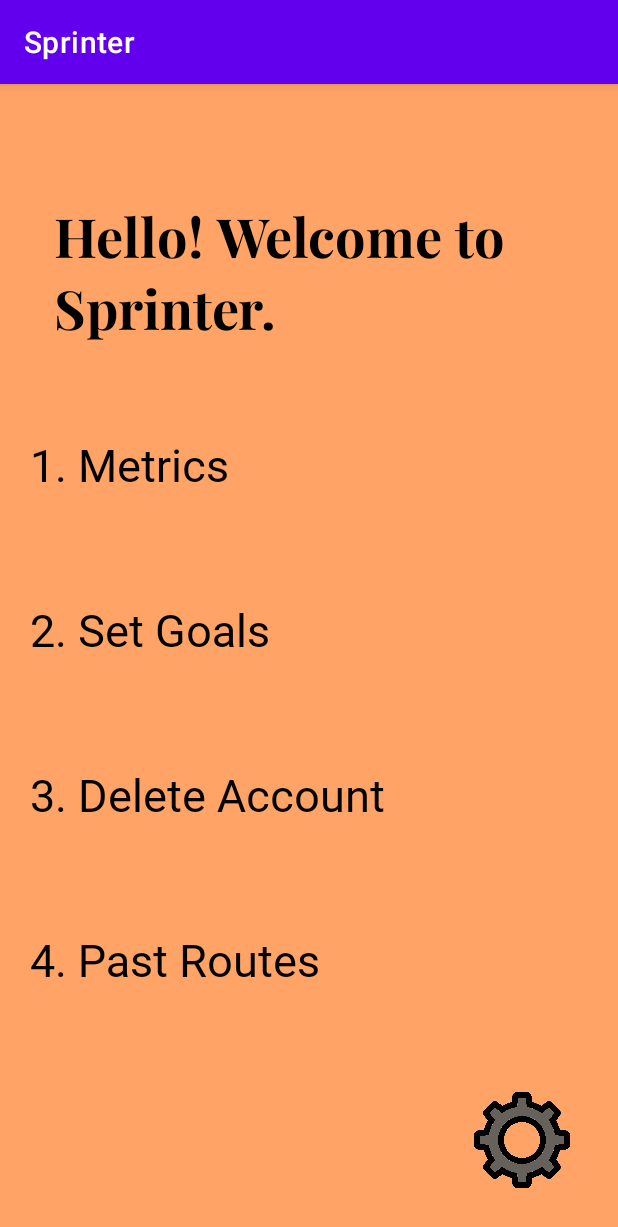
After one commit to CSE-5236-Mobile-Dev/Sprinter, an Android app: the fragment SettingsFragment placed in its activity, on a phone screen of 412 x 824 dp. The commit adds this screen. Shown: the top 1227 px of the screen. Run offline under Robolectric (Android 15) with nearby library versions, the phone set to English and light mode, and no system bars.

Commit message:
Settings Page Working

```diff
--- a/Sprinter/app/src/main/AndroidManifest.xml
+++ b/Sprinter/app/src/main/AndroidManifest.xml
@@ -12,6 +12,9 @@
         android:theme="@style/Theme.Sprinter"
         tools:targetApi="31">
         <activity
+            android:name=".RunActivity"
+            android:exported="false" />
+        <activity
             android:name=".MainActivity"
             android:exported="true">
             <intent-filter>
--- a/Sprinter/app/src/main/java/com/pearlsea/sprinter/MainActivity.java
+++ b/Sprinter/app/src/main/java/com/pearlsea/sprinter/MainActivity.java
@@ -11,6 +11,7 @@ import com.pearlsea.sprinter.db.SprinterDatabase;
 import com.pearlsea.sprinter.db.User;
 import com.pearlsea.sprinter.db.UserDao;
 
+import android.content.Intent;
 import android.os.Bundle;
 import android.text.BoringLayout;
 import android.util.Log;
@@ -116,6 +117,9 @@ public class MainActivity extends AppCompatActivity {
 
     public void transitionToApp()
     {
+        Intent intent = new Intent(this, RunActivity.class);
+        startActivity(intent);
+
         Log.d("MainActivity", "Transition to App Called");
     }
 }
--- /dev/null
+++ b/Sprinter/app/src/main/java/com/pearlsea/sprinter/RunActivity.java
@@ -0,0 +1,54 @@
+package com.pearlsea.sprinter;
+
+import androidx.appcompat.app.AppCompatActivity;
+import androidx.fragment.app.FragmentManager;
+import androidx.fragment.app.FragmentTransaction;
+
+import android.os.Bundle;
+import android.util.Log;
+import android.view.View;
+import android.widget.ImageView;
+
+import com.pearlsea.sprinter.db.SprinterDatabase;
+
+import java.util.Set;
+
+public class RunActivity extends AppCompatActivity implements View.OnClickListener {
+
+    public SprinterDatabase appDatabase;
+    public ImageView settingsButton;
+    public FragmentManager fragmentManager;
+
+    /* Declare Fragments */
+    SettingsFragment settingsFragment;
+
+    @Override
+    protected void onCreate(Bundle savedInstanceState) {
+        super.onCreate(savedInstanceState);
+        setContentView(R.layout.activity_run);
+
+        settingsFragment = new SettingsFragment();
+
+        fragmentManager = getSupportFragmentManager();
+
+        settingsButton = findViewById(R.id.settings_button);
+        settingsButton.setOnClickListener(this);
+    }
+
+    public void onClick(View v) {
+        final int viewId = v.getId();
+        if (viewId == settingsButton.getId()) handleSettingsButton();
+    }
+
+    public void handleSettingsButton() {
+        Log.d("RunActivity", "Settings Button Triggered");
+
+        FragmentTransaction transaction = fragmentManager.beginTransaction();
+
+        transaction.replace(R.id.runFragmentContainer, settingsFragment);
+
+        transaction.addToBackStack(null);
+
+        transaction.commit();
+    }
+}
--- /dev/null
+++ b/Sprinter/app/src/main/java/com/pearlsea/sprinter/SettingsFragment.java
@@ -0,0 +1,31 @@
+package com.pearlsea.sprinter;
+
+import android.os.Bundle;
+
+import androidx.fragment.app.Fragment;
+
+import android.view.LayoutInflater;
+import android.view.View;
+import android.view.ViewGroup;
+
+public class SettingsFragment extends Fragment {
+
+    public SettingsFragment() {
+        // Required empty public constructor
+    }
+
+    @Override
+    public void onCreate(Bundle savedInstanceState) {
+        super.onCreate(savedInstanceState);
+    }
+
+    @Override
+    public View onCreateView(LayoutInflater inflater, ViewGroup container,
+                             Bundle savedInstanceState) {
+        // Inflate the layout for this fragment
+        View rootView = inflater.inflate(R.layout.fragment_settings, container, false);
+
+
+        return rootView;
+    }
+}
--- /dev/null
+++ b/Sprinter/app/src/main/res/layout/activity_run.xml
@@ -0,0 +1,25 @@
+<?xml version="1.0" encoding="utf-8"?>
+<androidx.constraintlayout.widget.ConstraintLayout xmlns:android="http://schemas.android.com/apk/res/android"
+    xmlns:app="http://schemas.android.com/apk/res-auto"
+    xmlns:tools="http://schemas.android.com/tools"
+    android:layout_width="match_parent"
+    android:layout_height="match_parent"
+    tools:context=".RunActivity">
+
+    <FrameLayout
+        android:id="@+id/runFragmentContainer"
+        android:layout_width="match_parent"
+        android:layout_height="match_parent"/>
+
+    <ImageView
+        android:id="@+id/settings_button"
+        android:layout_width="@dimen/_64pxh"
+        android:layout_height="@dimen/_64pxv"
+        android:layout_marginEnd="32dp"
+        android:layout_marginBottom="32dp"
+        android:src="@drawable/settings"
+        app:layout_constraintBottom_toBottomOf="parent"
+        app:layout_constraintEnd_toEndOf="parent" />
+
+
+</androidx.constraintlayout.widget.ConstraintLayout>
--- /dev/null
+++ b/Sprinter/app/src/main/res/layout/fragment_settings.xml
@@ -0,0 +1,68 @@
+<?xml version="1.0" encoding="utf-8"?>
+<LinearLayout xmlns:android="http://schemas.android.com/apk/res/android"
+    xmlns:tools="http://schemas.android.com/tools"
+    android:layout_width="match_parent"
+    android:layout_height="match_parent"
+    style="@style/groupStyledeep_orange_300"
+    android:orientation="vertical"
+    tools:context=".SettingsFragment">
+
+
+    <TextView android:gravity="start"
+        android:id="@+id/txtHelloWelcome"
+        android:layout_height="wrap_content"
+        android:layout_marginEnd="@dimen/_36pxh"
+        android:layout_marginStart="@dimen/_36pxh"
+        android:layout_marginTop="@dimen/_74pxv"
+        android:layout_width="match_parent"
+        android:text="Hello! Welcome to Sprinter."
+        style="@style/txtPlayfairDisplayromanbold36" tools:text="@string/settings_title"/>
+
+    <TextView
+        android:id="@+id/metrics_button"
+        android:layout_height="50dp"
+        android:layout_width="match_parent"
+        android:text="@string/settings_metrics"
+        android:textSize="30dp"
+        android:layout_marginLeft="20dp"
+        android:layout_marginRight="20dp"
+        android:layout_marginTop="60dp"
+        style="@style/txtPlayfairDisplayromansemibold20"
+        />
+
+    <TextView
+        android:id="@+id/set_goals_button"
+        android:layout_height="50dp"
+        android:layout_width="match_parent"
+        android:text="@string/settings_set_goals"
+        android:textSize="30dp"
+        android:layout_marginLeft="20dp"
+        android:layout_marginRight="20dp"
+        android:layout_marginTop="60dp"
+        style="@style/txtPlayfairDisplayromansemibold20"
+        />
+
+    <TextView
+        android:id="@+id/delete_account_button"
+        android:layout_height="50dp"
+        android:layout_width="match_parent"
+        android:text="@string/settings_delete_account"
+        android:textSize="30dp"
+        android:layout_marginLeft="20dp"
+        android:layout_marginRight="20dp"
+        android:layout_marginTop="60dp"
+        style="@style/txtPlayfairDisplayromansemibold20"
+        />
+    <TextView
+        android:id="@+id/past_routes_button"
+        android:layout_height="50dp"
+        android:layout_width="match_parent"
+        android:text="@string/settings_past_routes"
+        android:textSize="30dp"
+        android:layout_marginLeft="20dp"
+        android:layout_marginRight="20dp"
+        android:layout_marginTop="60dp"
+        style="@style/txtPlayfairDisplayromansemibold20"
+        />
+
+</LinearLayout>
--- a/Sprinter/app/src/main/res/layout/fragment_welcome.xml
+++ b/Sprinter/app/src/main/res/layout/fragment_welcome.xml
@@ -2,7 +2,7 @@
 <layout
     xmlns:android="http://schemas.android.com/apk/res/android"
     xmlns:tools="http://schemas.android.com/tools"
-    tools:context=".MainActivity"
+    tools:context=".WelcomeFragment"
     >
     <LinearLayout android:id="@+id/linearLoginPage"
         android:layout_height="match_parent"
--- a/Sprinter/app/src/main/res/values/strings.xml
+++ b/Sprinter/app/src/main/res/values/strings.xml
@@ -27,4 +27,11 @@
         <item>other</item>
     </string-array>
     <string name="metrics_continue">Finish</string>
+
+    <!-- Settings Fragment -->
+    <string name="settings_title">Settings</string>
+    <string name="settings_metrics">1. Metrics</string>
+    <string name="settings_set_goals">2. Set Goals</string>
+    <string name="settings_delete_account">3. Delete Account</string>
+    <string name="settings_past_routes">4. Past Routes</string>
 </resources>
```
Also changed, not shown: Sprinter/app/src/main/res/drawable/settings.png (added).
